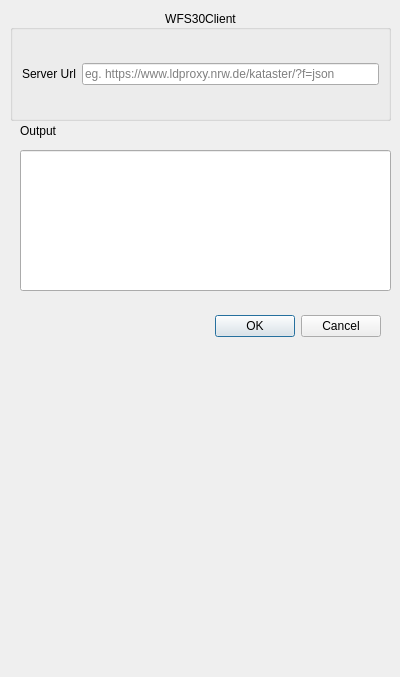
Old version of the form wfs_client_dialog_base.ui in the repository Samweli/WFS30Client.
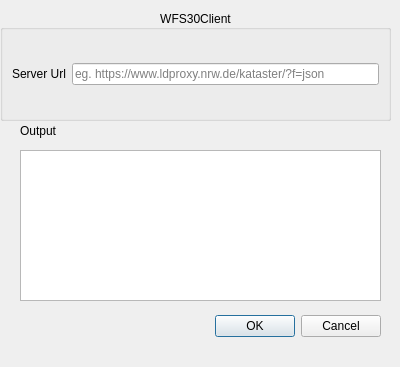
New version of the form.

```diff
--- a/wfs_client_dialog_base.ui
+++ b/wfs_client_dialog_base.ui
@@ -7,7 +7,7 @@
     <x>0</x>
     <y>0</y>
     <width>400</width>
-    <height>677</height>
+    <height>367</height>
    </rect>
   </property>
   <property name="windowTitle">
@@ -35,9 +35,9 @@
   <widget class="QGroupBox" name="output_group_2">
    <property name="geometry">
     <rect>
-     <x>10</x>
+     <x>0</x>
      <y>10</y>
-     <width>381</width>
+     <width>391</width>
      <height>111</height>
     </rect>
    </property>
@@ -88,34 +88,6 @@
     </item>
    </layout>
   </widget>
-  <widget class="QLineEdit" name="textBrowser">
-   <property name="geometry">
-    <rect>
-     <x>20</x>
-     <y>150</y>
-     <width>371</width>
-     <height>141</height>
-    </rect>
-   </property>
-   <property name="sizePolicy">
-    <sizepolicy hsizetype="MinimumExpanding" vsizetype="Fixed">
-     <horstretch>0</horstretch>
-     <verstretch>0</verstretch>
-    </sizepolicy>
-   </property>
-   <property name="autoFillBackground">
-    <bool>false</bool>
-   </property>
-   <property name="inputMethodHints">
-    <set>Qt::ImhNone</set>
-   </property>
-   <property name="text">
-    <string/>
-   </property>
-   <property name="placeholderText">
-    <string></string>
-   </property>
-  </widget>
   <widget class="QLabel" name="input_server_file_label_1">
    <property name="geometry">
     <rect>
@@ -129,6 +101,16 @@
     <string>Output</string>
    </property>
   </widget>
+  <widget class="QTextEdit" name="textEdit">
+   <property name="geometry">
+    <rect>
+     <x>20</x>
+     <y>150</y>
+     <width>361</width>
+     <height>151</height>
+    </rect>
+   </property>
+  </widget>
  </widget>
  <resources/>
  <connections>
```
